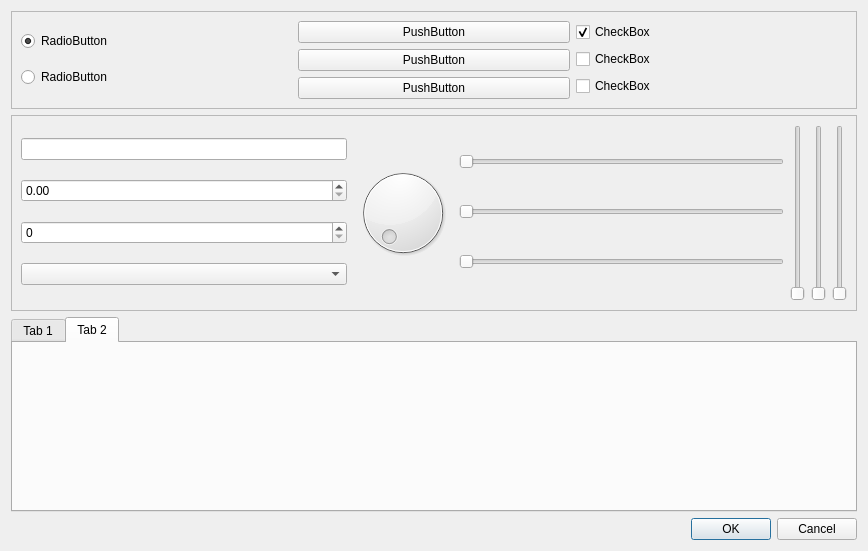
Above: molde/stylesheets/example.ui from andrefpf/molde before the change. Below: the same form after it.
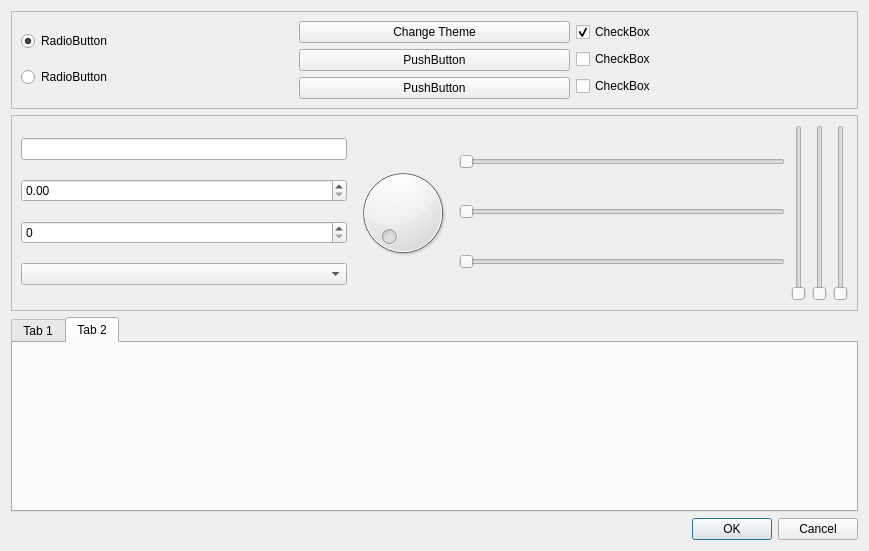
That is the form after the change.

```diff
--- a/molde/stylesheets/example.ui
+++ b/molde/stylesheets/example.ui
@@ -6,7 +6,7 @@
    <rect>
     <x>0</x>
     <y>0</y>
-    <width>868</width>
+    <width>869</width>
     <height>551</height>
    </rect>
   </property>
@@ -49,7 +49,7 @@
         <item>
          <widget class="QPushButton" name="pushButton_3">
           <property name="text">
-           <string>PushButton</string>
+           <string>Change Theme</string>
           </property>
           <property name="checkable">
            <bool>true</bool>
```
Left out of the diff: 2 changed lines with no effect on the pictures.
